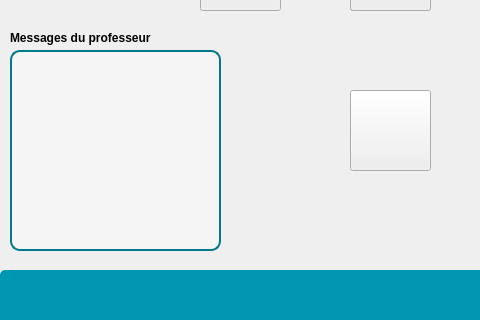
The window that InterfaceEleve/interfaceenregistrement.ui (Sam-Depardieu/Labo-de-langue) describes before a commit, drawn with Qt 5; both pictures show x 0 to 480 and y 160 to 480 of the 800 by 480 pixel window.
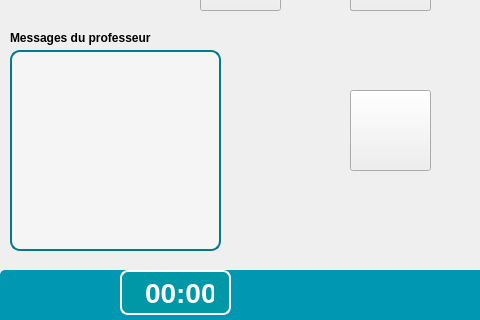
The same window after the commit. Icons and pictures are not drawn.

The edit to the form file:
```diff
--- a/InterfaceEleve/interfaceenregistrement.ui
+++ b/InterfaceEleve/interfaceenregistrement.ui
@@ -343,6 +343,40 @@
     <enum>Qt::Vertical</enum>
    </property>
   </widget>
+  <widget class="QLabel" name="chronoLabel">
+   <property name="geometry">
+    <rect>
+     <x>120</x>
+     <y>430</y>
+     <width>111</width>
+     <height>45</height>
+    </rect>
+   </property>
+   <property name="font">
+    <font>
+     <family>Segoe UI</family>
+     <pointsize>-1</pointsize>
+     <bold>true</bold>
+    </font>
+   </property>
+   <property name="styleSheet">
+    <string notr="true">QLabel {
+    background-color: #0097a7; /* même ton bleu-vert que ta barre */
+    color: white;
+    border: 2px solid white;
+    border-radius: 8px;
+    font-family: &quot;Segoe UI&quot;, &quot;Arial&quot;, sans-serif;
+    font-weight: bold;
+    font-size: 28px;
+    padding: 5px 15px;
+    qproperty-alignment: 'AlignCenter';
+}
+</string>
+   </property>
+   <property name="text">
+    <string>00:00</string>
+   </property>
+  </widget>
   <zorder>verticalSlider_son</zorder>
   <zorder>pushButton_2</zorder>
   <zorder>pushButton</zorder>
@@ -360,6 +394,7 @@
   <zorder>textEditConsigne</zorder>
   <zorder>label</zorder>
   <zorder>label_2</zorder>
+  <zorder>chronoLabel</zorder>
  </widget>
  <resources/>
  <connections/>
```
